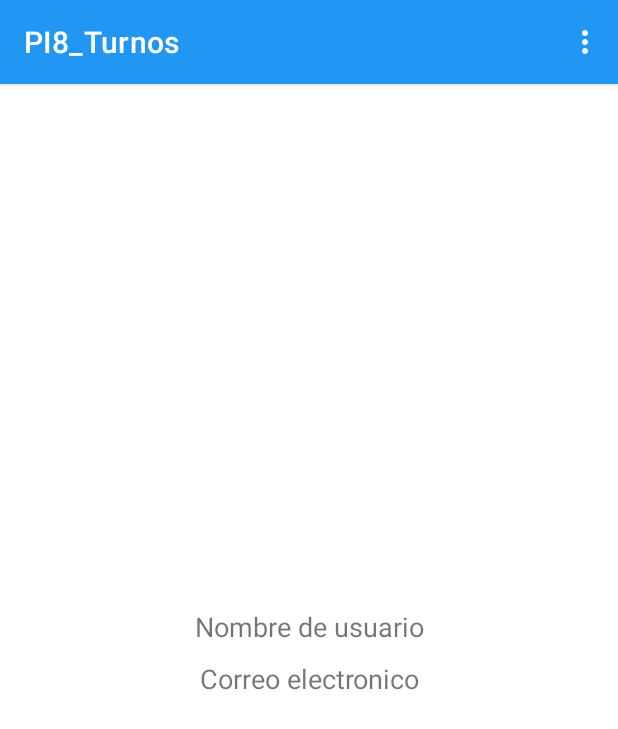
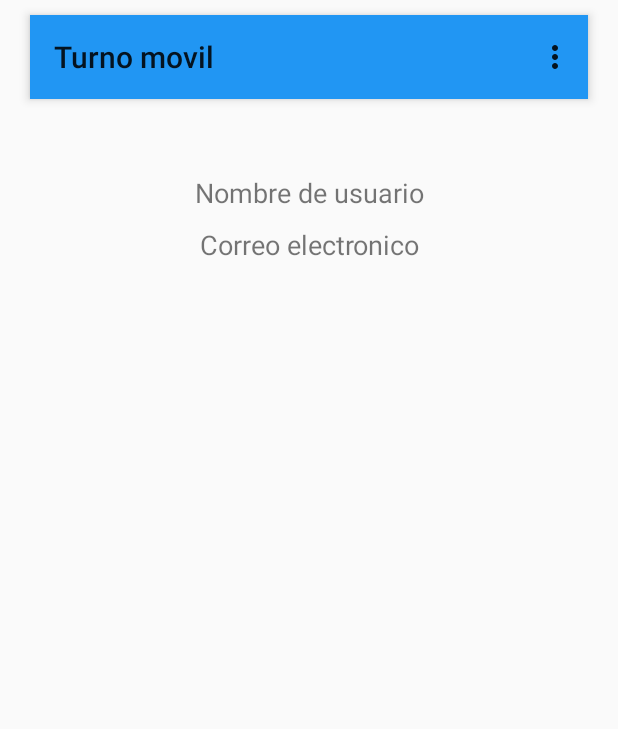
Before and after one commit to KikeMccy/PI8_Turnos, an Android app: the PrincipalActivity screen opened directly, with no data from a screen before it, on a phone screen of 412 x 824 dp. Shown: the top 729 px of the screen. Run offline under Robolectric (Android 15) with nearby library versions, the phone set to English and light mode, and no system bars; our stand-ins replace Firebase (no records; nobody signed in at launch, a user with empty details on screens opened directly).

Commit message:
Fabricio Baño commit

```diff
--- a/app/src/main/AndroidManifest.xml
+++ b/app/src/main/AndroidManifest.xml
@@ -6,7 +6,7 @@
 
     <application
         android:allowBackup="true"
-        android:icon="@mipmap/ic_launcher"
+        android:icon="@drawable/turno"
         android:label="@string/app_name"
         android:roundIcon="@mipmap/ic_launcher_round"
         android:supportsRtl="true"
@@ -16,7 +16,7 @@
         <activity android:name=".LoginActivity" />
         <activity android:name=".PrincipalActivity" />
         <activity android:name=".RegistroActivity" />
-        <activity
+       <activity
             android:name=".ui.login.LoginActivity"
             android:label="@string/title_activity_login" />
         <activity android:name=".Activity_entidades" />
--- a/app/src/main/java/com/example/pi8_turnos/PrincipalActivity.java
+++ b/app/src/main/java/com/example/pi8_turnos/PrincipalActivity.java
@@ -2,6 +2,7 @@ package com.example.pi8_turnos;
 
 import androidx.annotation.NonNull;
 import androidx.appcompat.app.AppCompatActivity;
+import androidx.appcompat.widget.Toolbar;
 
 import android.content.Intent;
 import android.os.Bundle;
@@ -33,6 +34,8 @@ public class PrincipalActivity extends AppCompatActivity {
         firebaseAuth=FirebaseAuth.getInstance();
         databaseReference= FirebaseDatabase.getInstance().getReference();
 
+        Toolbar toolbar = (Toolbar) findViewById(R.id.appbar);
+        setSupportActionBar(toolbar);
         lb_nombre=(TextView) findViewById(R.id.txt_nombre_user);
         lb_email=(TextView) findViewById(R.id.txt_email_user);
 
--- a/app/src/main/res/layout/activity_login.xml
+++ b/app/src/main/res/layout/activity_login.xml
@@ -13,7 +13,9 @@
         android:layout_width="match_parent"
         android:layout_height="wrap_content"
         android:layout_marginTop="20dp"
-        android:hint="Correo electronico" />
+        android:hint="Correo electronico"
+        android:ems="10"
+        android:inputType="textEmailAddress"/>
 
     <EditText
         android:id="@+id/txt_password_login"
@@ -46,7 +48,7 @@
         <Button
             android:id="@+id/btn_registrarse"
             android:layout_width="match_parent"
-            android:layout_height="wrap_content"
+            android:layout_height="59dp"
             android:layout_marginTop="20dp"
             android:text="Registrarse"
             android:textColor="@android:color/white"
--- a/app/src/main/res/layout/activity_main.xml
+++ b/app/src/main/res/layout/activity_main.xml
@@ -3,13 +3,14 @@
     xmlns:app="http://schemas.android.com/apk/res-auto"
     xmlns:tools="http://schemas.android.com/tools"
     android:layout_width="match_parent"
-    android:layout_height="match_parent">
+    android:layout_height="match_parent"
+    android:background="@color/white">
 
 
     <RelativeLayout
         android:layout_width="match_parent"
         android:layout_height="match_parent"
-        android:background="#FFFFFF"
+        android:background="@color/white"
         android:layout_marginVertical="75dp"
 
         tools:context=".MainActivity">
@@ -63,6 +64,7 @@
             app:icon="@drawable/ic_acceder"
             app:iconGravity="textEnd"
             app:iconPadding="10dp"
+            app:rippleColor="@color/purple_500"
             />
 
 
--- a/app/src/main/res/layout/activity_principal.xml
+++ b/app/src/main/res/layout/activity_principal.xml
@@ -5,9 +5,20 @@
     android:layout_width="match_parent"
     android:layout_height="match_parent"
     android:orientation="vertical"
-    android:gravity="center"
     tools:context=".PrincipalActivity">
 
+    <androidx.appcompat.widget.Toolbar
+        android:id="@+id/appbar"
+        android:layout_width="match_parent"
+        android:layout_height="wrap_content"
+        android:layout_marginTop="10dp"
+        android:layout_marginLeft="20dp"
+        android:background="@color/purple_500"
+        android:layout_marginRight="20dp"
+        android:elevation="4dp"
+        android:minHeight="?attr/actionBarSize"
+        android:theme="@style/ThemeOverlay.AppCompat.DayNight.ActionBar"
+        />
     <TextView
         android:id="@+id/txt_nombre_user"
         android:layout_width="match_parent"
@@ -15,6 +26,7 @@
         android:text="Nombre de usuario"
         android:textAlignment="center"
         android:textSize="18sp"
+        android:layout_marginTop="50dp"
         />
     <TextView
         android:id="@+id/txt_email_user"
--- a/app/src/main/res/layout/activity_recuperar_password.xml
+++ b/app/src/main/res/layout/activity_recuperar_password.xml
@@ -8,11 +8,15 @@
     android:padding="20dp"
     tools:context=".RecuperarPasswordActivity">
 
+
+
     <EditText
         android:id="@+id/txt_email_pass"
         android:layout_width="match_parent"
         android:layout_height="wrap_content"
         android:hint="Correo electronico"
+        android:ems="10"
+        android:inputType="textEmailAddress"
         />
 
 
--- a/app/src/main/res/layout/activity_registro.xml
+++ b/app/src/main/res/layout/activity_registro.xml
@@ -20,6 +20,8 @@
         android:layout_height="wrap_content"
         android:layout_marginTop="20dp"
         android:hint="Correo electronico"
+        android:ems="10"
+        android:inputType="textEmailAddress"
         />
     <EditText
         android:id="@+id/txt_password"
--- a/app/src/main/res/values/strings.xml
+++ b/app/src/main/res/values/strings.xml
@@ -1,5 +1,5 @@
 <resources>
-    <string name="app_name">PI8_Turnos</string>
+    <string name="app_name">Turno movil</string>
     <string name="title_activity_login">LoginActivity</string>
     <string name="prompt_email">Email</string>
     <string name="prompt_password">Password</string>
--- a/app/src/main/res/values/themes.xml
+++ b/app/src/main/res/values/themes.xml
@@ -1,6 +1,6 @@
 <resources xmlns:tools="http://schemas.android.com/tools">
     <!-- Base application theme. -->
-    <style name="Theme.PI8_Turnos" parent="Theme.MaterialComponents.DayNight.DarkActionBar">
+    <style name="Theme.PI8_Turnos" parent="Theme.AppCompat.Light.NoActionBar">
         <!-- Primary brand color. -->
         <item name="colorPrimary">@color/purple_500</item>
         <item name="colorPrimaryVariant">@color/purple_700</item>
```
